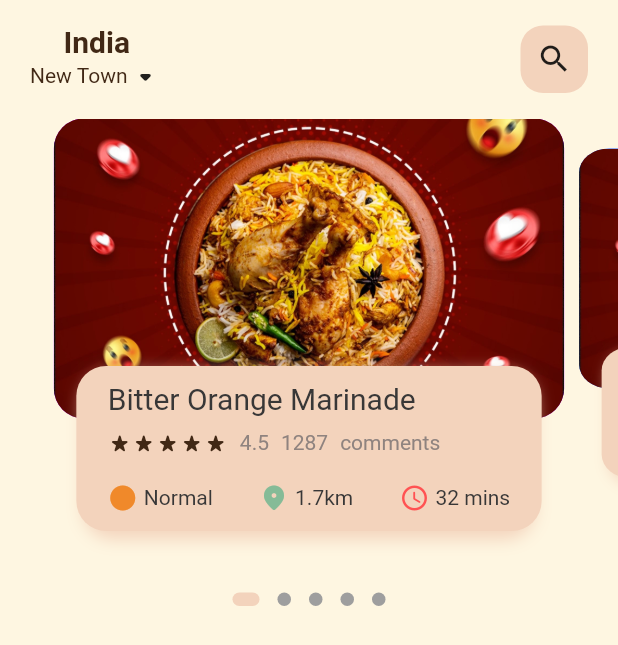
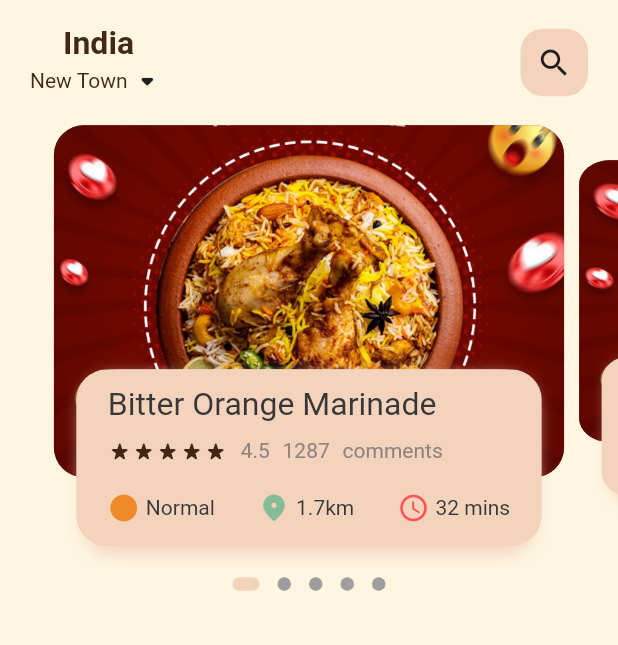
Before and after one commit to shagundubey29/MealMate, a Flutter app: the screen it shows after launch, on a phone screen of 412 x 824 dp. Shown: the top 645 px of the screen. Run offline on Flutter 3.47's test engine with Material 2 defaults, Android fonts, the light colour scheme and no system bars; drawn by our look-alikes of dots_indicator; our stand-ins replace get.

Commit message:
reasponisive made

```diff
--- a/lib/main.dart
+++ b/lib/main.dart
@@ -1,5 +1,7 @@
+import 'dart:developer';
 import 'package:flutter/material.dart';
 import 'package:meal_mate/screen/home/HomeScreen.dart';
+import 'package:get/get.dart';
 
 void main() {
   runApp(const MyApp());
@@ -11,7 +13,7 @@ class MyApp extends StatelessWidget {
   // This widget is the root of your application.
   @override
   Widget build(BuildContext context) {
-    return MaterialApp(
+    return GetMaterialApp(
       title: 'Flutter Demo',
       theme: ThemeData(
       ),
--- a/lib/screen/home/bodyHomeScreen.dart
+++ b/lib/screen/home/bodyHomeScreen.dart
@@ -1,6 +1,8 @@
+import 'dart:developer';
 import 'package:flutter/material.dart';
 import 'package:flutter/src/widgets/framework.dart';
 import 'package:meal_mate/util/appTheme.dart';
+import 'package:meal_mate/util/dimensions.dart';
 import 'package:meal_mate/widgets/bigText.dart';
 import 'package:meal_mate/widgets/icon_text.dart';
 import 'package:meal_mate/widgets/smallText.dart';
@@ -16,7 +18,7 @@ class _BodyHomeScreenState extends State<BodyHomeScreen> {
   PageController pageController = PageController(viewportFraction: 0.85);
   var _curPageVal = 0.0;
   double _scaleFactor = 0.8;
-  double _height = 200;
+  double _height = Dimensions.pageViewHeight;
   @override
   void initState() {
     super.initState();
@@ -37,7 +39,7 @@ class _BodyHomeScreenState extends State<BodyHomeScreen> {
     return Column(
       children: [
         Container(
-          height: 310,
+          height: Dimensions.pageView,
           child: PageView.builder(
             controller: pageController,
             itemCount: 5,
@@ -62,7 +64,9 @@ class _BodyHomeScreenState extends State<BodyHomeScreen> {
   }
 
   Widget _buildPageItem(int index){
+
     Matrix4 matrix = new Matrix4.identity();
+
     if(index == _curPageVal.floor()){
       var _scale = 1-(_curPageVal - index) * (1-_scaleFactor);
       var _trans = _height * (1-_scale)/2;
@@ -91,11 +95,11 @@ class _BodyHomeScreenState extends State<BodyHomeScreen> {
       child: Stack(
         children:[
           Container(
-                height: 200,
+                height: Dimensions.pageViewHeight,
                 margin: const EdgeInsets.only(left: 5, right: 5),
                 decoration: BoxDecoration(
                   borderRadius: BorderRadius.circular(20),
-                  color: index.isEven ? Colors.purpleAccent[700] : Colors.blueAccent[700],
+                  color: index.isEven ? Colors.brown : Colors.brown[800],
                   image: DecorationImage(
                     fit: BoxFit.cover,
                     image: AssetImage('assets/image/food.jpg'),
@@ -105,8 +109,8 @@ class _BodyHomeScreenState extends State<BodyHomeScreen> {
           Align(
             alignment: Alignment.bottomCenter,
             child: Container(
-              height: 110,
-              margin: EdgeInsets.only(left: 25, right: 25, bottom: 35),
+              height: Dimensions.pageViewTextHeight,
+              margin: EdgeInsets.only(left: 25, right: 25, bottom: 15),
               decoration: BoxDecoration(
                 borderRadius: BorderRadius.circular(20),
                 color: AppColors.primaryColorDark,
@@ -133,21 +137,21 @@ class _BodyHomeScreenState extends State<BodyHomeScreen> {
                   crossAxisAlignment: CrossAxisAlignment.start,
                   children: [
                     BigText(text: 'Bitter Orange Marinade', color: AppColors.textColor),
-                    const SizedBox(height: 10),
+                    SizedBox(height: Dimensions.height10),
                     Row(
                       children: [
                         Wrap(
                           children: List.generate(5, (index) => Icon(Icons.star_rate_rounded, size: 16,color: AppColors.titleTextColor,))
                         ),
-                        const SizedBox(width: 8,),
+                        SizedBox(width: Dimensions.width8,),
                         SmallText(text: '4.5'),
-                        const SizedBox(width: 8),
+                        SizedBox(width: Dimensions.width8),
                         SmallText(text: '1287'),
-                        const SizedBox(width: 8),
+                        SizedBox(width: Dimensions.width8),
                         SmallText(text: 'comments'),
                       ],
                     ),
-                    const SizedBox(height: 18),
+                    SizedBox(height: Dimensions.height18),
                     Row(
                     mainAxisAlignment:MainAxisAlignment.spaceBetween,
                     children: [
--- a/lib/screen/home/homeScreen.dart
+++ b/lib/screen/home/homeScreen.dart
@@ -1,16 +1,25 @@
+import 'dart:developer';
 import 'package:flutter/material.dart';
 import 'package:flutter/src/widgets/framework.dart';
 import 'package:meal_mate/screen/home/bodyHomeScreen.dart';
+import 'package:meal_mate/util/dimensions.dart';
 import 'package:meal_mate/widgets/bigText.dart';
 import 'package:meal_mate/widgets/smallText.dart';
-
 import '../../util/appTheme.dart';
 
-class HomeScreen extends StatelessWidget {
+class HomeScreen extends StatefulWidget {
   const HomeScreen({super.key});
 
   @override
+  State<HomeScreen> createState() => _HomeScreenState();
+}
+
+class _HomeScreenState extends State<HomeScreen> {
+
+  @override
   Widget build(BuildContext context) {
+    // print('hello000000000' + MediaQuery.of(context).size.height.toString());
+
     return Scaffold(
       backgroundColor: AppColors.primaryColor,
       body: SafeArea(
@@ -31,6 +40,7 @@ class HomeScreen extends StatelessWidget {
                               SmallText(text: 'New Town', color: AppColors.titleTextColor,),
                               Icon(
                                 Icons.arrow_drop_down_rounded,
+                                size: Dimensions.iconSize24,
                                 )
                             ],
                           ),
--- /dev/null
+++ b/lib/util/dimensions.dart
@@ -0,0 +1,29 @@
+import 'package:get/get.dart';
+
+class Dimensions{
+  static double screenHeight = Get.context!.height;
+  static double screenWidth = Get.context!.width;
+
+  //screen height is 772
+  static double pageView = screenHeight /2.79;
+  static double pageViewHeight = screenHeight/3.51;
+  static double pageViewTextHeight = screenHeight/7.02;
+
+// margin and padding heights
+  static double height10 = screenHeight/77.2;
+  static double height18 = screenHeight / 42.89;
+  static double height8 = screenHeight / 96.5;
+
+//margin and padding width
+  static double width8 = screenHeight / 96.5;
+
+  static double fontSize20 = screenHeight/38.6;
+  static double borderRadius5 = screenHeight / 154.4;
+  static double borderRadius20 = screenHeight / 38.6;
+
+
+  static double iconSize24 = screenHeight / 31.17;
+  static double iconSize20 = screenHeight / 38.6;
+
+
+}
--- a/lib/widgets/bigText.dart
+++ b/lib/widgets/bigText.dart
@@ -1,10 +1,11 @@
 import 'package:flutter/material.dart';
 import 'package:flutter/src/widgets/framework.dart';
+import 'package:meal_mate/util/dimensions.dart';
 
 class BigText extends StatelessWidget {
   final Color? color;
   final String text;
-  double size;
+  double size = 0;
   TextOverflow overflow;
   FontWeight weight;
 
@@ -12,7 +13,7 @@ class BigText extends StatelessWidget {
     this.color = const Color(0xFF412815),
     required this.text,
     this.overflow=TextOverflow.ellipsis,
-    this.size=20,
+    this.size = 0,
     this.weight = FontWeight.w400
     }) : super(key: key);
 
@@ -23,7 +24,7 @@ class BigText extends StatelessWidget {
         maxLines: 1,
         overflow: overflow,
         style: TextStyle(
-          fontSize: size,
+          fontSize: size == 0 ? Dimensions.fontSize20 : size,
           fontFamily: 'Roboto',
           color: color,
           fontWeight: weight,
--- a/lib/widgets/icon_text.dart
+++ b/lib/widgets/icon_text.dart
@@ -1,6 +1,7 @@
 import 'package:flutter/material.dart';
 import 'package:flutter/src/widgets/framework.dart';
 import 'package:flutter/src/widgets/placeholder.dart';
+import 'package:meal_mate/util/dimensions.dart';
 import 'package:meal_mate/widgets/smallText.dart';
 
 class IconAndText extends StatelessWidget {
@@ -21,7 +22,7 @@ class IconAndText extends StatelessWidget {
   Widget build(BuildContext context) {
     return Row(
         children: [
-          Icon(icon, color: iconColor, size: 20,),
+          Icon(icon, color: iconColor, size: Dimensions.iconSize20),
           SizedBox(width: 4,),
           SmallText(text: text, color: color,)
         ],
--- a/pubspec.yaml
+++ b/pubspec.yaml
@@ -32,6 +32,7 @@ dependencies:
     sdk: flutter
 
   dots_indicator: ^2.0.0
+  get: ^4.1.4
 
 
   # The following adds the Cupertino Icons font to your application.
```
Also changed, not shown: pubspec.lock.
